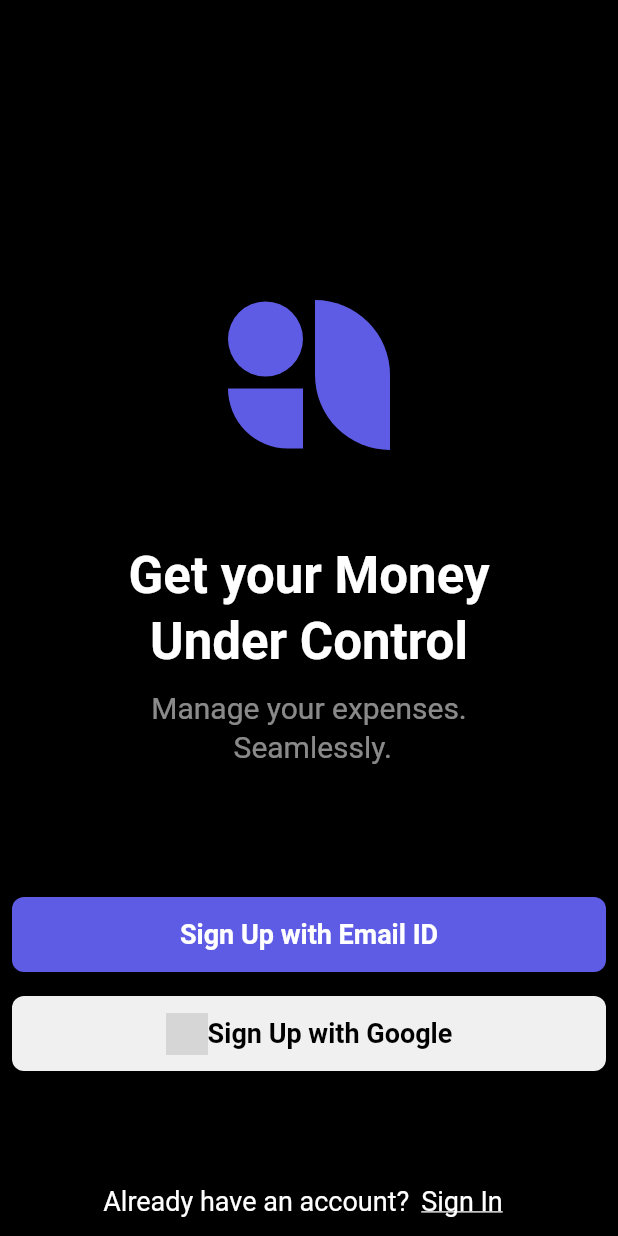
After one commit to Bru-marques/flutter_masterclass, a Flutter app: the screen it shows after launch, after a tap on "5. Money Control Layout", on a phone screen of 412 x 824 dp. The commit adds this screen. Run offline on Flutter 3.47's test engine with Material 2 defaults, Android fonts, the phone set to English and light mode, and no system bars; network calls fail; grey boxes are pictures that could not be loaded.

Commit message:
class 3 Money Controll layout

```diff
--- /dev/null
+++ b/lib/Pages/class-four/money-controll/money_controll.dart
@@ -0,0 +1,155 @@
+import 'package:flutter/material.dart';
+
+class MoneyControll extends StatelessWidget {
+  const MoneyControll({Key? key}) : super(key: key);
+
+  final Color purple = const Color(0xff5E5CE5);
+  @override
+  Widget build(BuildContext context) {
+    return Material(
+        color: Colors.black,
+        child: Column(
+          children: [
+            const SizedBox(height: 200),
+            _logo(),
+            const SizedBox(height: 60),
+            _title(),
+            const SizedBox(height: 10),
+            _description(),
+            const SizedBox(height: 80),
+            _button('Sign Up with Email ID', 'purple'),
+            _button('Sign Up with Google', 'white'),
+            const SizedBox(height: 60),
+            _footerText()
+          ],
+        ));
+  }
+
+  Widget _logo() {
+    return Row(
+      mainAxisAlignment: MainAxisAlignment.center,
+      children: [
+        Column(
+          children: [
+            Container(
+              height: 50,
+              width: 50,
+              decoration: BoxDecoration(
+                color: purple,
+                borderRadius: BorderRadius.circular(25),
+              ),
+            ),
+            const SizedBox(height: 8),
+            Container(
+              height: 40,
+              width: 50,
+              decoration: BoxDecoration(
+                color: purple,
+                borderRadius:
+                    const BorderRadius.only(bottomLeft: Radius.circular(40)),
+              ),
+            ),
+          ],
+        ),
+        const SizedBox(width: 8),
+        Container(
+          height: 100,
+          width: 50,
+          decoration: BoxDecoration(
+            color: purple,
+            borderRadius: const BorderRadius.only(
+                bottomLeft: Radius.circular(60), topRight: Radius.circular(60)),
+          ),
+        ),
+      ],
+    );
+  }
+
+  Widget _title() {
+    return const Text(
+      'Get your Money\nUnder Control',
+      textAlign: TextAlign.center,
+      style: TextStyle(
+          height: 1.3,
+          color: Colors.white,
+          fontWeight: FontWeight.bold,
+          fontSize: 34),
+    );
+  }
+
+  Widget _description() {
+    return const Text(
+      'Manage your expenses.\n Seamlessly.',
+      textAlign: TextAlign.center,
+      style: TextStyle(height: 1.3, color: Colors.white54, fontSize: 20),
+    );
+  }
+
+  Widget _button(String label, String color) {
+    return Padding(
+      padding: const EdgeInsets.all(8.0),
+      child: Container(
+        height: 50,
+        alignment: Alignment.center,
+        decoration: BoxDecoration(
+            color: color != 'purple'
+                ? const Color.fromARGB(255, 240, 240, 240)
+                : purple,
+            borderRadius: BorderRadius.circular(8)),
+        child: Row(
+          mainAxisAlignment: MainAxisAlignment.center,
+          children: [
+            if (color != 'purple')
+              SizedBox(
+                  child: Image.network(
+                      'http://pngimg.com/uploads/google/google_PNG19635.png',
+                      height: 28,
+                      fit: BoxFit.cover)),
+            Text(
+              label,
+              textAlign: TextAlign.center,
+              style: TextStyle(
+                  color: color != 'purple' ? Colors.black : Colors.white,
+                  fontSize: 18,
+                  fontWeight: FontWeight.bold),
+            ),
+          ],
+        ),
+      ),
+    );
+  }
+
+  Widget _footerText() {
+    return Row(
+      mainAxisAlignment: MainAxisAlignment.center,
+      children: [
+        const Text(
+          'Already have an account?',
+          textAlign: TextAlign.center,
+          style: TextStyle(
+            color: Colors.white,
+            fontSize: 18,
+          ),
+        ),
+        GestureDetector(
+          child: const Padding(
+            padding: EdgeInsets.all(8.0),
+            child: Text(
+              'Sign In',
+              textAlign: TextAlign.center,
+              style: TextStyle(
+                color: Colors.white,
+                fontSize: 18,
+                decoration: TextDecoration.underline,
+              ),
+            ),
+          ),
+        ),
+      ],
+    );
+  }
+}
+
+// child: Center(
+//             child: SvgPicture.asset('assets/images/apple_logo_white.svg',
+                // color: Colors.red, semanticsLabel: 'A red up arrow')));
--- a/lib/Pages/home/home.dart
+++ b/lib/Pages/home/home.dart
@@ -1,4 +1,5 @@
 import 'package:flutter/material.dart';
+import 'package:playground/Pages/class-four/money-controll/money_controll.dart';
 import 'package:playground/Pages/class-one/cpf_validator.dart';
 import 'package:playground/Pages/class-one/credt_card_validator.dart';
 import 'package:playground/Pages/class-one/recursive_function.dart';
@@ -18,20 +19,15 @@ class Home extends StatelessWidget {
       padding: const EdgeInsets.symmetric(horizontal: 20),
       child: (Column(
         children: [
-          const Text(
-            'Desafios Aula 1',
-            style: TextStyle(
-              height: 2,
-              fontFamily: 'Poppins',
-              fontSize: 18,
-            ),
-          ),
+          _title('Desafios Aula 1'),
           _linkPage(context, '1. Função Recursiva', const RecursiveFunction()),
           _linkPage(context, '2. Regra de 3', const RoleOfTrhee()),
           _linkPage(context, '3. Validador de Cartão de Crédito',
               const CreditCardValidator()),
           _linkPage(context, '4. Validaror de CPF', const CpfValidadtor()),
-          const Divider(color: Color.fromARGB(255, 12, 72, 156))
+          const Divider(color: Color.fromARGB(255, 12, 72, 156)),
+          _title('Desafios Aula 3'),
+          _linkPage(context, '5. Money Control Layout', const MoneyControll()),
         ],
       )),
     );
@@ -60,4 +56,15 @@ class Home extends StatelessWidget {
           )),
     ));
   }
+
+  Widget _title(String title) {
+    return Text(
+      title,
+      style: const TextStyle(
+        height: 2,
+        fontFamily: 'Poppins',
+        fontSize: 18,
+      ),
+    );
+  }
 }
```
Also changed, not shown: pubspec.yaml (+10 -39 lines), assets/fonts/chalet-new-york-nineteen-seventy.ttf (added), assets/images/Mobile-Icon-White-on-Grey.svg (added), assets/images/apple_logo_white.svg (added), assets/images/facebook-round.svg (added), assets/images/tinder_logo.svg (added), pubspec.lock.
